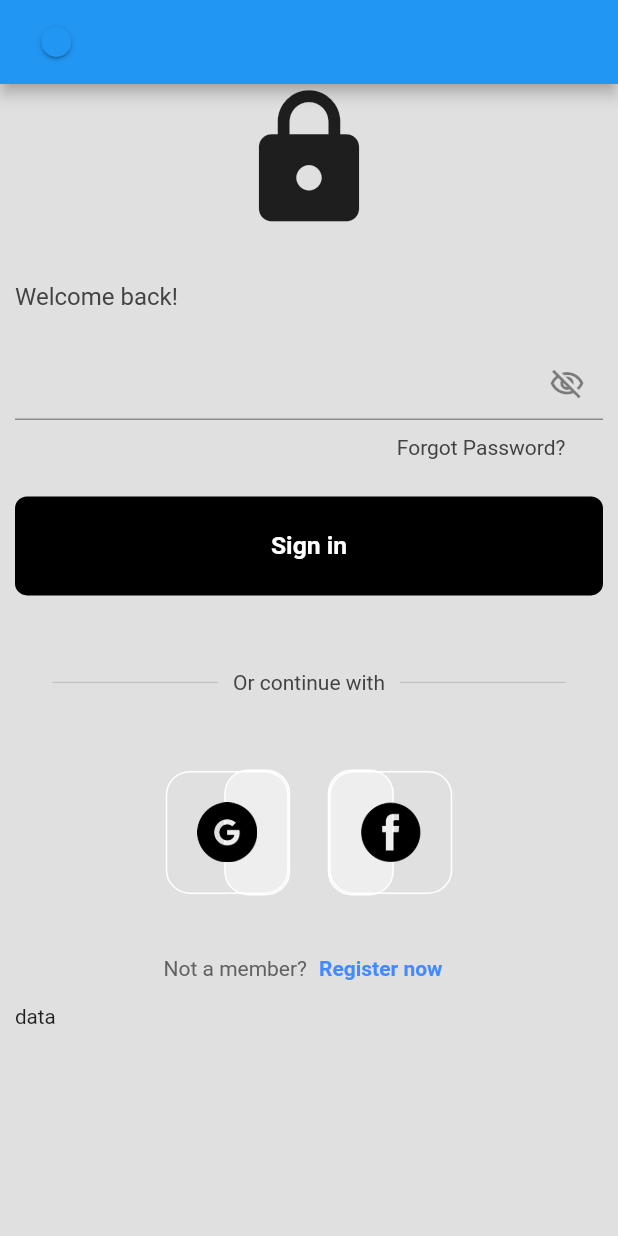
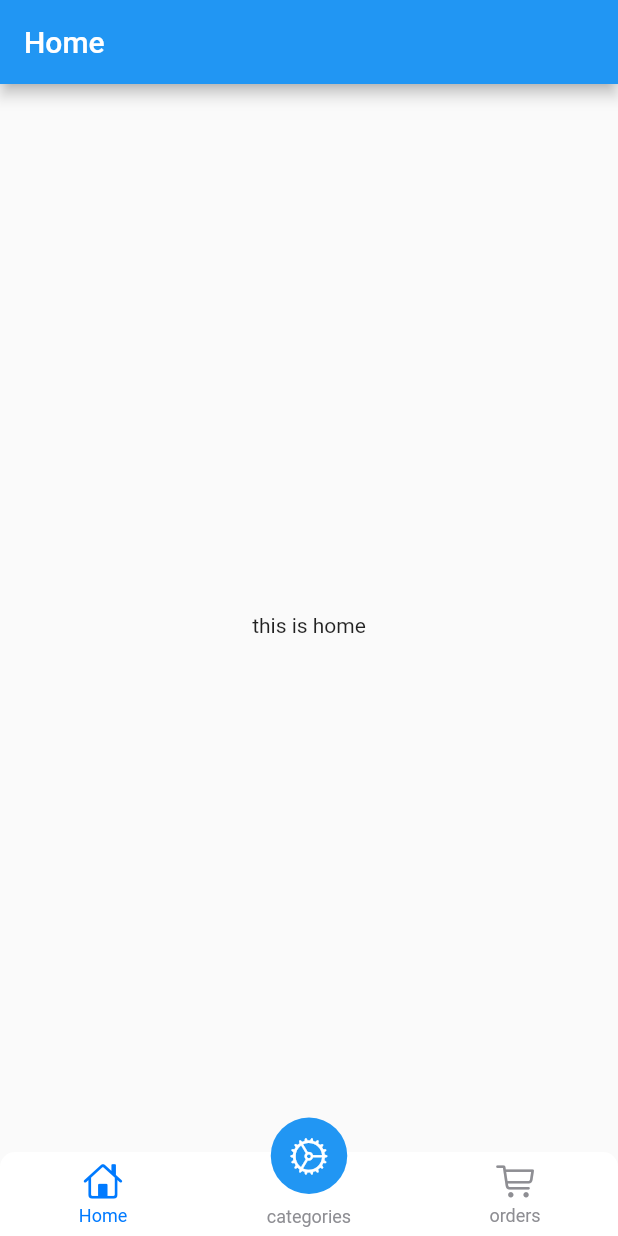
Before and after one commit to FaizAhamed2o1/MribMart, a Flutter app: the LoginScreen screen opened by its route, after a tap on "Sign in", on a phone screen of 412 x 824 dp. Run offline on Flutter 3.47's test engine with Material 2 defaults, Android fonts, the phone set to English and light mode, and no system bars; drawn by our look-alikes of persistent_bottom_nav_bar; our stand-ins replace flutter_animate, flutter_riverpod, flutter_svg, go_router, google_fonts, shared_preferences and 1 more; accounts and stored records are empty.

Commit message:
bottom_navbar

```diff
--- /dev/null
+++ b/lib/pages/bottom_nav/provider/functions.dart
@@ -0,0 +1,37 @@
+import 'package:flutter/cupertino.dart';
+import 'package:flutter/material.dart';
+import 'package:mribmart/pages/orders/view/orders.dart';
+import 'package:persistent_bottom_nav_bar/persistent_tab_view.dart';
+
+import '../../categories/view/categories.dart';
+import '../../home/view/home.dart';
+
+List<Widget> buildScreens() {
+  return [const Home(), const Categories(), const Orders()];
+}
+
+List<PersistentBottomNavBarItem> navBarsItems(context) {
+  return [
+    PersistentBottomNavBarItem(
+      icon: const Icon(CupertinoIcons.home),
+      title: ("Home"),
+      activeColorPrimary: CupertinoColors.activeBlue,
+      inactiveColorPrimary: CupertinoColors.systemGrey,
+    ),
+    PersistentBottomNavBarItem(
+      icon: const Icon(
+        CupertinoIcons.settings,
+        color: Colors.white,
+      ),
+      title: ("categories"),
+      activeColorPrimary: Colors.blue,
+      inactiveColorPrimary: CupertinoColors.systemGrey,
+    ),
+    PersistentBottomNavBarItem(
+      icon: const Icon(CupertinoIcons.cart),
+      title: ("orders"),
+      activeColorPrimary: CupertinoColors.activeBlue,
+      inactiveColorPrimary: CupertinoColors.systemGrey,
+    ),
+  ];
+}
--- /dev/null
+++ b/lib/pages/bottom_nav/view/bottom_nav.dart
@@ -0,0 +1,49 @@
+import 'package:flutter/material.dart';
+import 'package:persistent_bottom_nav_bar/persistent_tab_view.dart';
+
+import '../provider/functions.dart';
+
+class BottomNav extends StatelessWidget {
+  const BottomNav({super.key});
+
+  @override
+  Widget build(BuildContext context) {
+    PersistentTabController controller;
+
+    controller = PersistentTabController(initialIndex: 0);
+
+    return PersistentTabView(
+      context,
+      controller: controller,
+      screens: buildScreens(),
+      items: navBarsItems(context),
+      confineInSafeArea: true,
+      backgroundColor: Colors.white, // Default is Colors.white.
+      handleAndroidBackButtonPress: true, // Default is true.
+      resizeToAvoidBottomInset:
+          true, // This needs to be true if you want to move up the screen when keyboard appears. Default is true.
+      stateManagement: true, // Default is true.
+      hideNavigationBarWhenKeyboardShows:
+          true, // Recommended to set 'resizeToAvoidBottomInset' as true while using this argument. Default is true.
+      decoration: NavBarDecoration(
+        borderRadius: BorderRadius.circular(10.0),
+        colorBehindNavBar: Colors.white,
+      ),
+      popAllScreensOnTapOfSelectedTab: true,
+      popActionScreens: PopActionScreensType.all,
+      itemAnimationProperties: const ItemAnimationProperties(
+        // Navigation Bar's items animation properties.
+        duration: Duration(milliseconds: 200),
+        curve: Curves.ease,
+      ),
+      screenTransitionAnimation: const ScreenTransitionAnimation(
+        // Screen transition animation on change of selected tab.
+        animateTabTransition: true,
+        curve: Curves.ease,
+        duration: Duration(milliseconds: 200),
+      ),
+      navBarStyle:
+          NavBarStyle.style15, // Choose the nav bar style with this property.
+    );
+  }
+}
--- /dev/null
+++ b/lib/pages/categories/view/categories.dart
@@ -0,0 +1,18 @@
+import 'package:flutter/material.dart';
+import 'package:flutter/widgets.dart';
+
+class Categories extends StatelessWidget {
+  const Categories({super.key});
+
+  @override
+  Widget build(BuildContext context) {
+    return Scaffold(
+      appBar: AppBar(
+        title: const Text('categories'),
+      ),
+      body: const Center(
+        child: Text('this is categories'),
+      ),
+    );
+  }
+}
--- /dev/null
+++ b/lib/pages/home/view/home.dart
@@ -0,0 +1,18 @@
+import 'package:flutter/material.dart';
+import 'package:flutter/widgets.dart';
+
+class Home extends StatelessWidget {
+  const Home({super.key});
+
+  @override
+  Widget build(BuildContext context) {
+    return Scaffold(
+      appBar: AppBar(
+        title: const Text('Home'),
+      ),
+      body: const Center(
+        child: Text('this is home'),
+      ),
+    );
+  }
+}
--- a/lib/pages/login_screen/view/login_screen.dart
+++ b/lib/pages/login_screen/view/login_screen.dart
@@ -1,9 +1,10 @@
 import 'package:flutter/material.dart';
 import 'package:flutter_riverpod/flutter_riverpod.dart';
+import 'package:go_router/go_router.dart';
 import 'package:mribmart/pages/login_screen/provider/login_screen_provider.dart';
+import 'package:mribmart/routing/app_router.dart';
 import 'package:mribmart/themes/provider/theme_provider.dart';
 import 'package:mribmart/utils/app_sizer.dart';
-import 'package:mribmart/common/widgets/sign_in_registration_button.dart';
 import 'package:sizer/sizer.dart';
 
 import '../../../common/widgets/square_tile.dart';
@@ -117,9 +118,21 @@ class LoginScreen extends ConsumerWidget {
             ),
 
             // sign in button
-            Container(
-              //margin: const EdgeInsets.symmetric(horizontal: 20),
-              child: const SigninRegistrationButton(),
+            SizedBox(
+              height: 8.h,
+              width: 100.w,
+              child: ElevatedButton(
+                onPressed: () {
+                  GoRouter.of(context).goNamed(AppRoute.bottomNav.name);
+                },
+                child: Text(
+                  'Sign in',
+                  style: TextStyle(
+                    fontSize: 12.sp,
+                    fontWeight: FontWeight.bold,
+                  ),
+                ),
+              ),
             ),
             const SizedBox(
               height: 50,
--- /dev/null
+++ b/lib/pages/orders/view/orders.dart
@@ -0,0 +1,17 @@
+import 'package:flutter/material.dart';
+
+class Orders extends StatelessWidget {
+  const Orders({super.key});
+
+  @override
+  Widget build(BuildContext context) {
+    return Scaffold(
+      appBar: AppBar(
+        title: const Text('this is appbar'),
+      ),
+      body: const Center(
+        child: Text('this is orders'),
+      ),
+    );
+  }
+}
--- a/lib/routing/app_router.dart
+++ b/lib/routing/app_router.dart
@@ -1,14 +1,10 @@
 import 'package:go_router/go_router.dart';
-import 'package:mribmart/pages/intro_screen/intro_screen.dart';
+import 'package:mribmart/pages/bottom_nav/view/bottom_nav.dart';
+import 'package:mribmart/pages/intro_screen/view/intro_screen.dart';
 import 'package:mribmart/pages/login_screen/view/login_screen.dart';
 import 'package:mribmart/pages/splash_screen/splash_screen.dart';
 
-enum AppRoute {
-  home,
-  splash,
-  introScreen,
-  logIn,
-}
+enum AppRoute { home, splash, introScreen, logIn, bottomNav }
 
 final GoRouter router = GoRouter(routes: [
   GoRoute(
@@ -27,4 +23,9 @@ final GoRouter router = GoRouter(routes: [
           builder: (context, state) => const LoginScreen(),
         ),
       ]),
+  GoRoute(
+    path: "/home",
+    name: AppRoute.bottomNav.name,
+    builder: (context, state) => const BottomNav(),
+  ),
 ]);
--- a/lib/themes/light/light_theme.dart
+++ b/lib/themes/light/light_theme.dart
@@ -5,6 +5,9 @@ final elevatedButtonTheme = ElevatedButtonThemeData(
     shape: RoundedRectangleBorder(
       borderRadius: BorderRadius.circular(8),
     ),
+    backgroundColor: Colors.black,
+    foregroundColor: Colors.white,
+    minimumSize: const Size(double.infinity, 0),
   ),
 );
 
--- a/pubspec.yaml
+++ b/pubspec.yaml
@@ -42,6 +42,7 @@ dependencies:
   google_fonts: ^5.1.0
   shared_preferences: ^2.2.0
   go_router: ^10.0.0
+  persistent_bottom_nav_bar: ^5.0.2
 
 dev_dependencies:
   flutter_test:
```
Also changed, not shown: lib/pages/intro_screen/view/intro_screen.dart (renamed from lib/pages/intro_screen/intro_screen.dart), pubspec.lock.
